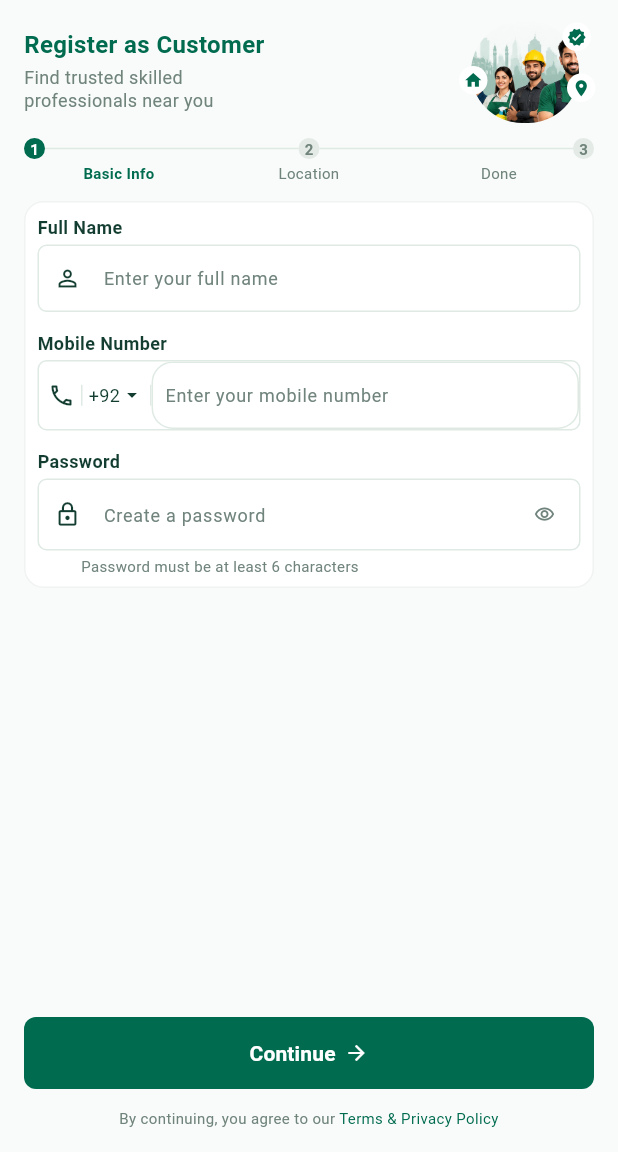
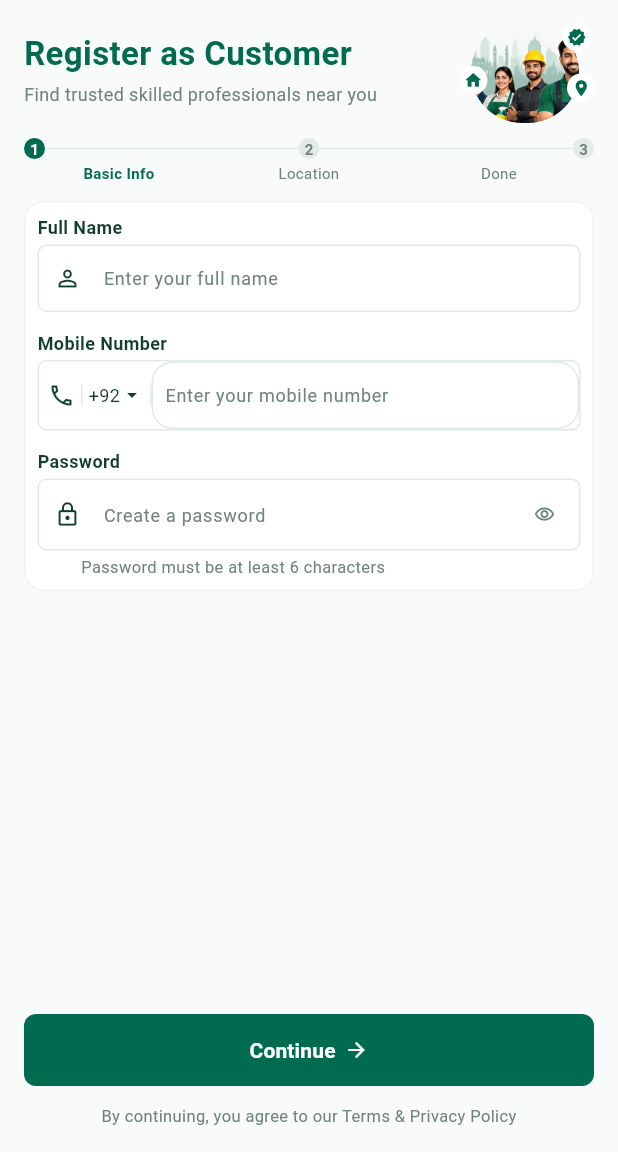
Before and after one commit to maharyasirsumra1/Hunar-Near-Me, a Flutter app: the screen it shows after launch, after a tap on "Register as Customer", on a phone screen of 412 x 824 dp, the part 84-1236 px from its top. Run offline on Flutter 3.47's test engine with Material 3 defaults, Android fonts, the phone set to English and light mode, and no system bars; our stand-ins replace flutter_secure_storage.

Commit message:
Update code

```diff
--- a/flutter_app/lib/screens/customer_register_screen.dart
+++ b/flutter_app/lib/screens/customer_register_screen.dart
@@ -114,18 +114,17 @@ class _CustomerRegisterScreenState extends State<CustomerRegisterScreen> {
                                       Text(
                                         'Register as Customer',
                                         style: TextStyle(
-                                          fontSize: 16,
+                                          fontSize: 22,
                                           fontWeight: FontWeight.bold,
                                           color: kForestGreen,
                                         ),
                                       ),
                                       SizedBox(height: 3),
                                       Text(
-                                        'Find trusted skilled\nprofessionals near you',
+                                        'Find trusted skilled professionals near you',
                                         style: TextStyle(
                                           color: kMutedText,
                                           fontSize: 12,
-                                          height: 1.25,
                                         ),
                                       ),
                                     ],
@@ -228,7 +227,7 @@ class _CustomerRegisterScreenState extends State<CustomerRegisterScreen> {
                                     'Password must be at least 6 characters',
                                     style: TextStyle(
                                       color: kMutedText,
-                                      fontSize: 10,
+                                      fontSize: 11,
                                     ),
                                   ),
                                 ),
@@ -272,21 +271,11 @@ class _CustomerRegisterScreenState extends State<CustomerRegisterScreen> {
                           ),
                           const SizedBox(height: 12),
                           const Center(
-                            child: Text.rich(
-                              TextSpan(
-                                style: TextStyle(
-                                  color: kMutedText,
-                                  fontSize: 10,
-                                ),
-                                children: [
-                                  TextSpan(
-                                    text: 'By continuing, you agree to our ',
-                                  ),
-                                  TextSpan(
-                                    text: 'Terms & Privacy Policy',
-                                    style: TextStyle(color: kForestGreen),
-                                  ),
-                                ],
+                            child: Text(
+                              'By continuing, you agree to our Terms & Privacy Policy',
+                              style: TextStyle(
+                                color: kMutedText,
+                                fontSize: 11,
                               ),
                               textAlign: TextAlign.center,
                             ),
```
Also changed, not shown: lib/screens/customer_register_screen.dart (+6 -20 lines), 1 other file.
